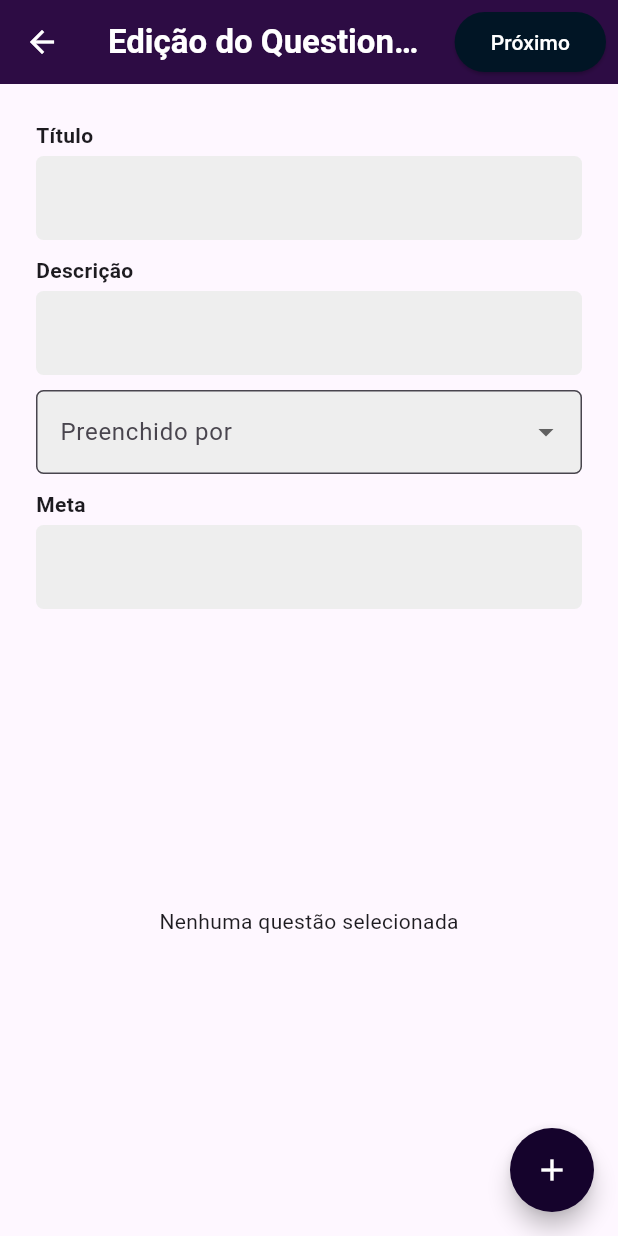
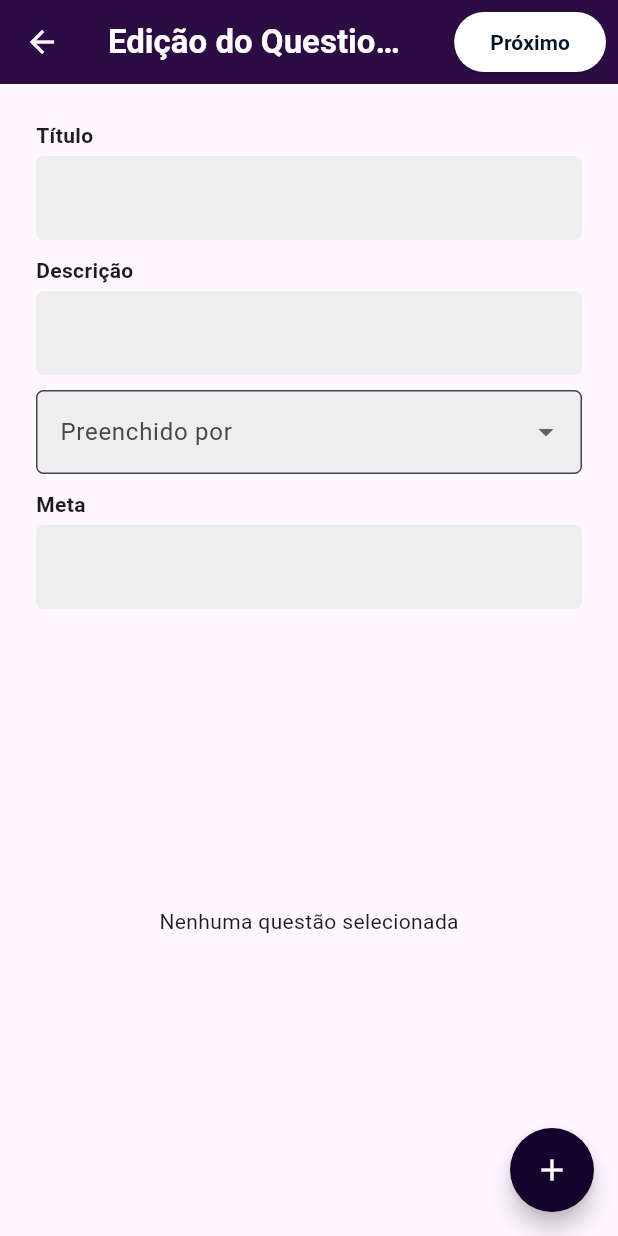
Before and after one commit to RayDaBahia/Engenharia-de-Software, a Flutter app: the EdicaoQuestionario screen opened by its route, on a phone screen of 412 x 824 dp. Run offline on Flutter 3.47's test engine with Material 3 defaults, Android fonts, the phone set to English and light mode, and no system bars; our stand-ins replace cloud_firestore, firebase_auth, firebase_core, google_sign_in, hive, hive_flutter and 1 more; accounts and stored records are empty.

Commit message:
só coloquei negrito no concluir e próximo na tela de edição

```diff
--- a/uesb_forms/lib/Telas/Formulario/EdicaoQuestionario.dart
+++ b/uesb_forms/lib/Telas/Formulario/EdicaoQuestionario.dart
@@ -132,13 +132,13 @@ class _EdicaoQuestionarioState extends State<EdicaoQuestionario> {
           }
         },
         style: ElevatedButton.styleFrom(
-          backgroundColor: const Color.fromARGB(255, 1, 21, 37),
+          backgroundColor: const Color.fromARGB(255, 255, 255, 255),
         ),
         child: isEdicaoQuestionario
             ? const Text('Concluir',
-                style: TextStyle(color: Colors.white))
+                style: TextStyle(color:const Color.fromARGB(255, 1, 21, 37), fontWeight:FontWeight.bold))
             : const Text('Próximo',
-                style: TextStyle(color: Colors.white)),
+                style: TextStyle(color:const Color.fromARGB(255, 1, 21, 37), fontWeight:FontWeight.bold)),
       ),
     ),
   ],
```
